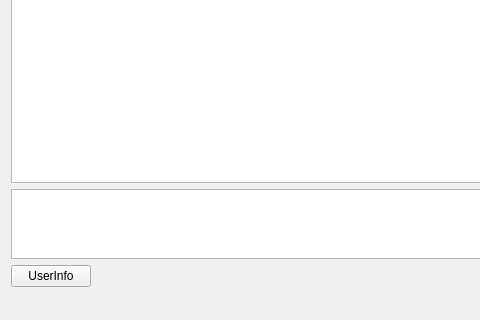
First picture: the form in talkRoom/mainwindow.ui, repository shxq0829/game, before the edit; both pictures show x 0 to 480 and y 133 to 453 of the 677 by 453 pixel window.
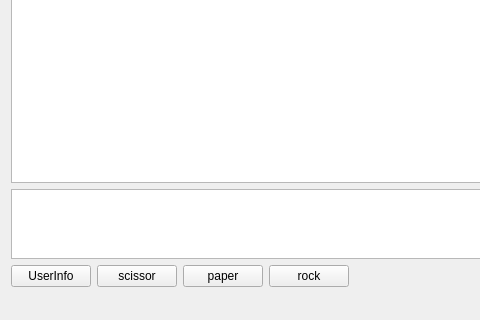
Second picture: the form after the edit.

Diff of the .ui file:
```diff
--- a/talkRoom/mainwindow.ui
+++ b/talkRoom/mainwindow.ui
@@ -56,6 +56,27 @@
           </property>
          </widget>
         </item>
+        <item>
+         <widget class="QPushButton" name="scissor">
+          <property name="text">
+           <string>scissor</string>
+          </property>
+         </widget>
+        </item>
+        <item>
+         <widget class="QPushButton" name="paper">
+          <property name="text">
+           <string>paper</string>
+          </property>
+         </widget>
+        </item>
+        <item>
+         <widget class="QPushButton" name="rock">
+          <property name="text">
+           <string>rock</string>
+          </property>
+         </widget>
+        </item>
         <item>
          <spacer name="horizontalSpacer">
           <property name="orientation">
```
